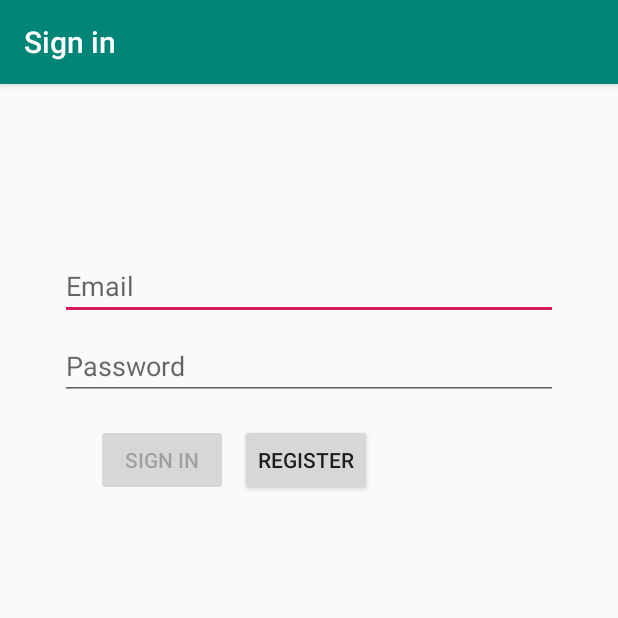
After one commit to capstone-project-cs-info-4488/MachineLearningBookSuggester, an Android app: the LoginActivity screen opened directly, with no data from a screen before it, on a phone screen of 412 x 824 dp, the top half of it. The commit adds this screen. Run offline under Robolectric (Android 15) with nearby library versions, the phone set to English and light mode, and no system bars.

Commit message:
Login activity created
Created a login activity. Created a register button that redirects to Goodread's register system in Chrome.

```diff
--- a/java/android/build.gradle
+++ b/java/android/build.gradle
@@ -40,6 +40,11 @@ dependencies {
     implementation 'androidx.appcompat:appcompat:1.1.0'
     implementation 'androidx.core:core-ktx:1.2.0'
     implementation 'androidx.constraintlayout:constraintlayout:1.1.3'
+    implementation 'androidx.appcompat:appcompat:1.0.0'
+    implementation 'com.google.android.material:material:1.0.0'
+    implementation 'androidx.annotation:annotation:1.0.0'
+    implementation 'androidx.constraintlayout:constraintlayout:1.1.3'
+    implementation 'androidx.lifecycle:lifecycle-extensions:2.0.0'
     testImplementation 'junit:junit:4.13'
     androidTestImplementation 'androidx.test.ext:junit:1.1.1'
     androidTestImplementation 'androidx.test.espresso:espresso-core:3.2.0'
--- a/java/android/src/main/AndroidManifest.xml
+++ b/java/android/src/main/AndroidManifest.xml
@@ -9,6 +9,9 @@
         android:roundIcon="@mipmap/ic_launcher_round"
         android:supportsRtl="true"
         android:theme="@style/AppTheme">
+        <activity
+            android:name=".ui.login.LoginActivity"
+            android:label="@string/title_activity_login"></activity>
         <activity android:name=".MainActivity">
             <intent-filter>
                 <action android:name="android.intent.action.MAIN" />
--- /dev/null
+++ b/java/android/src/main/java/edu/isu/capstone/bookrec/android/ui/login/LoginActivity.java
@@ -0,0 +1,134 @@
+package edu.isu.capstone.bookrec.android.ui.login;
+
+import android.app.Activity;
+import androidx.lifecycle.Observer;
+import androidx.lifecycle.ViewModelProviders;
+
+import android.content.Intent;
+import android.net.Uri;
+import android.os.Bundle;
+import androidx.annotation.Nullable;
+import androidx.annotation.StringRes;
+import androidx.appcompat.app.AppCompatActivity;
+import android.text.Editable;
+import android.text.TextWatcher;
+import android.view.KeyEvent;
+import android.view.View;
+import android.view.inputmethod.EditorInfo;
+import android.widget.Button;
+import android.widget.EditText;
+import android.widget.ProgressBar;
+import android.widget.TextView;
+import android.widget.Toast;
+
+import edu.isu.capstone.bookrec.android.R;
+
+public class LoginActivity extends AppCompatActivity {
+
+    private LoginViewModel loginViewModel;
+
+    @Override
+    public void onCreate(Bundle savedInstanceState) {
+        super.onCreate(savedInstanceState);
+        setContentView(R.layout.activity_login);
+        loginViewModel = ViewModelProviders.of(this, new LoginViewModelFactory())
+                .get(LoginViewModel.class);
+
+        final EditText usernameEditText = findViewById(R.id.username);
+        final EditText passwordEditText = findViewById(R.id.password);
+        final Button loginButton = findViewById(R.id.btnLogin);
+        final ProgressBar loadingProgressBar = findViewById(R.id.loading);
+
+        loginViewModel.getLoginFormState().observe(this, new Observer<LoginFormState>() {
+            @Override
+            public void onChanged(@Nullable LoginFormState loginFormState) {
+                if (loginFormState == null) {
+                    return;
+                }
+                loginButton.setEnabled(loginFormState.isDataValid());
+                if (loginFormState.getUsernameError() != null) {
+                    usernameEditText.setError(getString(loginFormState.getUsernameError()));
+                }
+                if (loginFormState.getPasswordError() != null) {
+                    passwordEditText.setError(getString(loginFormState.getPasswordError()));
+                }
+            }
+        });
+
+        loginViewModel.getLoginResult().observe(this, new Observer<LoginResult>() {
+            @Override
+            public void onChanged(@Nullable LoginResult loginResult) {
+                if (loginResult == null) {
+                    return;
+                }
+                loadingProgressBar.setVisibility(View.GONE);
+                if (loginResult.getError() != null) {
+                    showLoginFailed(loginResult.getError());
+                }
+                if (loginResult.getSuccess() != null) {
+                    updateUiWithUser(loginResult.getSuccess());
+                }
+                setResult(Activity.RESULT_OK);
+
+                //Complete and destroy login activity once successful
+                finish();
+            }
+        });
+
+        TextWatcher afterTextChangedListener = new TextWatcher() {
+            @Override
+            public void beforeTextChanged(CharSequence s, int start, int count, int after) {
+                // ignore
+            }
+
+            @Override
+            public void onTextChanged(CharSequence s, int start, int before, int count) {
+                // ignore
+            }
+
+            @Override
+            public void afterTextChanged(Editable s) {
+                loginViewModel.loginDataChanged(usernameEditText.getText().toString(),
+                        passwordEditText.getText().toString());
+            }
+        };
+        usernameEditText.addTextChangedListener(afterTextChangedListener);
+        passwordEditText.addTextChangedListener(afterTextChangedListener);
+        passwordEditText.setOnEditorActionListener(new TextView.OnEditorActionListener() {
+
+            @Override
+            public boolean onEditorAction(TextView v, int actionId, KeyEvent event) {
+                if (actionId == EditorInfo.IME_ACTION_DONE) {
+                    loginViewModel.login(usernameEditText.getText().toString(),
+                            passwordEditText.getText().toString());
+                }
+                return false;
+            }
+        });
+
+        loginButton.setOnClickListener(new View.OnClickListener() {
+            @Override
+            public void onClick(View v) {
+                loadingProgressBar.setVisibility(View.VISIBLE);
+                loginViewModel.login(usernameEditText.getText().toString(),
+                        passwordEditText.getText().toString());
+            }
+        });
+    }
+
+    private void updateUiWithUser(LoggedInUserView model) {
+        String welcome = getString(R.string.welcome) + model.getDisplayName();
+        // TODO : initiate successful logged in experience
+        Toast.makeText(getApplicationContext(), welcome, Toast.LENGTH_LONG).show();
+    }
+
+    private void showLoginFailed(@StringRes Integer errorString) {
+        Toast.makeText(getApplicationContext(), errorString, Toast.LENGTH_SHORT).show();
+    }
+
+    //Method used to redirect user to Goodread's register page on their phone's web browser.
+    public void btnRegister(View v) {
+        Intent browserIntent = new Intent(Intent.ACTION_VIEW, Uri.parse("https://www.goodreads.com/user/sign_up"));
+        startActivity(browserIntent);
+    }
+}
--- /dev/null
+++ b/java/android/src/main/java/edu/isu/capstone/bookrec/android/ui/login/LoginViewModel.java
@@ -0,0 +1,69 @@
+package edu.isu.capstone.bookrec.android.ui.login;
+
+import androidx.lifecycle.LiveData;
+import androidx.lifecycle.MutableLiveData;
+import androidx.lifecycle.ViewModel;
+import android.util.Patterns;
+
+import edu.isu.capstone.bookrec.android.data.LoginRepository;
+import edu.isu.capstone.bookrec.android.data.Result;
+import edu.isu.capstone.bookrec.android.data.model.LoggedInUser;
+import edu.isu.capstone.bookrec.android.R;
+
+public class LoginViewModel extends ViewModel {
+
+    private MutableLiveData<LoginFormState> loginFormState = new MutableLiveData<>();
+    private MutableLiveData<LoginResult> loginResult = new MutableLiveData<>();
+    private LoginRepository loginRepository;
+
+    LoginViewModel(LoginRepository loginRepository) {
+        this.loginRepository = loginRepository;
+    }
+
+    LiveData<LoginFormState> getLoginFormState() {
+        return loginFormState;
+    }
+
+    LiveData<LoginResult> getLoginResult() {
+        return loginResult;
+    }
+
+    public void login(String username, String password) {
+        // can be launched in a separate asynchronous job
+        Result<LoggedInUser> result = loginRepository.login(username, password);
+
+        if (result instanceof Result.Success) {
+            LoggedInUser data = ((Result.Success<LoggedInUser>) result).getData();
+            loginResult.setValue(new LoginResult(new LoggedInUserView(data.getDisplayName())));
+        } else {
+            loginResult.setValue(new LoginResult(R.string.login_failed));
+        }
+    }
+
+    public void loginDataChanged(String username, String password) {
+        if (!isUserNameValid(username)) {
+            loginFormState.setValue(new LoginFormState(R.string.invalid_username, null));
+        } else if (!isPasswordValid(password)) {
+            loginFormState.setValue(new LoginFormState(null, R.string.invalid_password));
+        } else {
+            loginFormState.setValue(new LoginFormState(true));
+        }
+    }
+
+    // A placeholder username validation check
+    private boolean isUserNameValid(String username) {
+        if (username == null) {
+            return false;
+        }
+        if (username.contains("@")) {
+            return Patterns.EMAIL_ADDRESS.matcher(username).matches();
+        } else {
+            return !username.trim().isEmpty();
+        }
+    }
+
+    // A placeholder password validation check
+    private boolean isPasswordValid(String password) {
+        return password != null && password.trim().length() > 5;
+    }
+}
--- /dev/null
+++ b/java/android/src/main/java/edu/isu/capstone/bookrec/android/ui/login/LoginViewModelFactory.java
@@ -0,0 +1,26 @@
+package edu.isu.capstone.bookrec.android.ui.login;
+
+import androidx.lifecycle.ViewModel;
+import androidx.lifecycle.ViewModelProvider;
+import androidx.annotation.NonNull;
+
+import edu.isu.capstone.bookrec.android.data.LoginDataSource;
+import edu.isu.capstone.bookrec.android.data.LoginRepository;
+
+/**
+ * ViewModel provider factory to instantiate LoginViewModel.
+ * Required given LoginViewModel has a non-empty constructor
+ */
+public class LoginViewModelFactory implements ViewModelProvider.Factory {
+
+    @NonNull
+    @Override
+    @SuppressWarnings("unchecked")
+    public <T extends ViewModel> T create(@NonNull Class<T> modelClass) {
+        if (modelClass.isAssignableFrom(LoginViewModel.class)) {
+            return (T) new LoginViewModel(LoginRepository.getInstance(new LoginDataSource()));
+        } else {
+            throw new IllegalArgumentException("Unknown ViewModel class");
+        }
+    }
+}
--- /dev/null
+++ b/java/android/src/main/res/layout/activity_login.xml
@@ -0,0 +1,90 @@
+<?xml version="1.0" encoding="utf-8"?>
+<androidx.constraintlayout.widget.ConstraintLayout xmlns:android="http://schemas.android.com/apk/res/android"
+    xmlns:app="http://schemas.android.com/apk/res-auto"
+    xmlns:tools="http://schemas.android.com/tools"
+    android:id="@+id/container"
+    android:layout_width="match_parent"
+    android:layout_height="match_parent"
+    android:paddingLeft="@dimen/activity_horizontal_margin"
+    android:paddingTop="@dimen/activity_vertical_margin"
+    android:paddingRight="@dimen/activity_horizontal_margin"
+    android:paddingBottom="@dimen/activity_vertical_margin"
+    tools:context=".ui.login.LoginActivity">
+
+    <EditText
+        android:id="@+id/username"
+        android:layout_width="0dp"
+        android:layout_height="wrap_content"
+        android:layout_marginStart="24dp"
+        android:layout_marginTop="96dp"
+        android:layout_marginEnd="24dp"
+
+        android:hint="@string/prompt_email"
+        android:inputType="textEmailAddress"
+        android:selectAllOnFocus="true"
+        app:layout_constraintEnd_toEndOf="parent"
+        app:layout_constraintStart_toStartOf="parent"
+        app:layout_constraintTop_toTopOf="parent" />
+
+    <EditText
+        android:id="@+id/password"
+        android:layout_width="0dp"
+        android:layout_height="wrap_content"
+        android:layout_marginStart="24dp"
+        android:layout_marginTop="8dp"
+        android:layout_marginEnd="24dp"
+        android:hint="@string/prompt_password"
+        android:imeActionLabel="@string/action_sign_in_short"
+        android:imeOptions="actionDone"
+        android:inputType="textPassword"
+        android:selectAllOnFocus="true"
+        app:layout_constraintEnd_toEndOf="parent"
+        app:layout_constraintStart_toStartOf="parent"
+        app:layout_constraintTop_toBottomOf="@+id/username" />
+
+    <Button
+        android:id="@+id/btnLogin"
+        android:layout_width="wrap_content"
+        android:layout_height="wrap_content"
+        android:layout_gravity="start"
+        android:layout_marginStart="48dp"
+        android:layout_marginTop="16dp"
+        android:layout_marginEnd="48dp"
+        android:layout_marginBottom="64dp"
+        android:enabled="false"
+        android:text="Sign in"
+        app:layout_constraintBottom_toBottomOf="parent"
+        app:layout_constraintEnd_toEndOf="parent"
+        app:layout_constraintHorizontal_bias="0.0"
+        app:layout_constraintStart_toStartOf="parent"
+        app:layout_constraintTop_toBottomOf="@+id/password"
+        app:layout_constraintVertical_bias="0.0" />
+
+    <ProgressBar
+        android:id="@+id/loading"
+        android:layout_width="wrap_content"
+        android:layout_height="wrap_content"
+        android:layout_gravity="center"
+        android:layout_marginStart="32dp"
+        android:layout_marginTop="64dp"
+        android:layout_marginEnd="32dp"
+        android:layout_marginBottom="64dp"
+        android:visibility="gone"
+        app:layout_constraintBottom_toBottomOf="parent"
+        app:layout_constraintEnd_toEndOf="@+id/password"
+        app:layout_constraintStart_toStartOf="@+id/password"
+        app:layout_constraintTop_toTopOf="parent"
+        app:layout_constraintVertical_bias="0.3" />
+
+    <Button
+        android:id="@+id/btnRegister"
+        android:layout_width="wrap_content"
+        android:layout_height="wrap_content"
+        android:layout_marginStart="8dp"
+        android:layout_marginLeft="8dp"
+        android:layout_marginTop="16dp"
+        android:onClick="btnRegister"
+        android:text="Register"
+        app:layout_constraintStart_toEndOf="@+id/btnLogin"
+        app:layout_constraintTop_toBottomOf="@+id/password" />
+</androidx.constraintlayout.widget.ConstraintLayout>
--- /dev/null
+++ b/java/android/src/main/res/values/dimens.xml
@@ -0,0 +1,5 @@
+<resources>
+    <!-- Default screen margins, per the Android Design guidelines. -->
+    <dimen name="activity_horizontal_margin">16dp</dimen>
+    <dimen name="activity_vertical_margin">16dp</dimen>
+</resources>
--- a/java/android/src/main/res/values/strings.xml
+++ b/java/android/src/main/res/values/strings.xml
@@ -1,3 +1,12 @@
 <resources>
     <string name="app_name">Book Recommender</string>
+    <string name="title_activity_login">Sign in</string>
+    <string name="prompt_email">Email</string>
+    <string name="prompt_password">Password</string>
+    <string name="action_sign_in">Sign in or register</string>
+    <string name="action_sign_in_short">Sign in</string>
+    <string name="welcome">"Welcome !"</string>
+    <string name="invalid_username">Not a valid username</string>
+    <string name="invalid_password">Password must be >5 characters</string>
+    <string name="login_failed">"Login failed"</string>
 </resources>
--- /dev/null
+++ b/java/gradle.properties
@@ -0,0 +1,2 @@
+android.enableJetifier=true
+android.useAndroidX=true
```
Also changed, not shown: java/android/src/main/java/edu/isu/capstone/bookrec/android/MainActivity.java (+10 -1 lines), java/android/src/main/java/edu/isu/capstone/bookrec/android/data/LoginDataSource.java (added, +29 -0 lines), java/android/src/main/java/edu/isu/capstone/bookrec/android/data/LoginRepository.java (added, +54 -0 lines), java/android/src/main/java/edu/isu/capstone/bookrec/android/data/Result.java (added, +48 -0 lines), java/android/src/main/java/edu/isu/capstone/bookrec/android/data/model/LoggedInUser.java (added, +23 -0 lines), java/android/src/main/java/edu/isu/capstone/bookrec/android/ui/login/LoggedInUserView.java (added, +17 -0 lines), java/android/src/main/java/edu/isu/capstone/bookrec/android/ui/login/LoginFormState.java (added, +40 -0 lines), java/android/src/main/java/edu/isu/capstone/bookrec/android/ui/login/LoginResult.java (added, +31 -0 lines), java/android/src/main/res/layout/activity_main.xml (+9 -0 lines).
